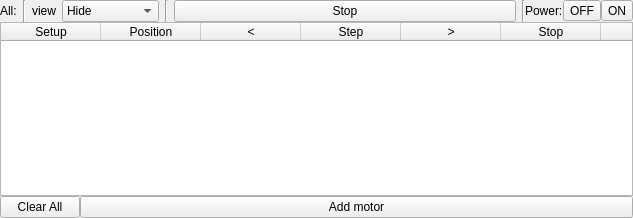
First picture: the form in motorstack/motorstack.ui, repository AustralianSynchrotron/motorcontrol, before the edit.
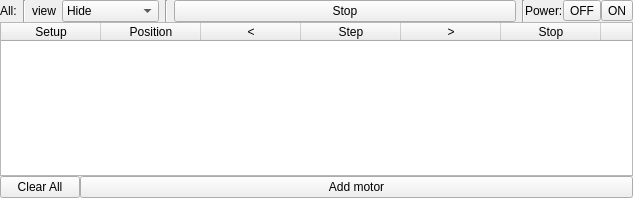
Second picture: the form after the edit.

What changed in the file:
```diff
--- a/motorstack/motorstack.ui
+++ b/motorstack/motorstack.ui
@@ -7,7 +7,7 @@
     <x>0</x>
     <y>0</y>
     <width>633</width>
-    <height>218</height>
+    <height>198</height>
    </rect>
   </property>
   <property name="sizePolicy">
@@ -188,12 +188,6 @@
        <verstretch>0</verstretch>
       </sizepolicy>
      </property>
-     <property name="minimumSize">
-      <size>
-       <width>633</width>
-       <height>0</height>
-      </size>
-     </property>
      <property name="lineWidth">
       <number>0</number>
      </property>
```
